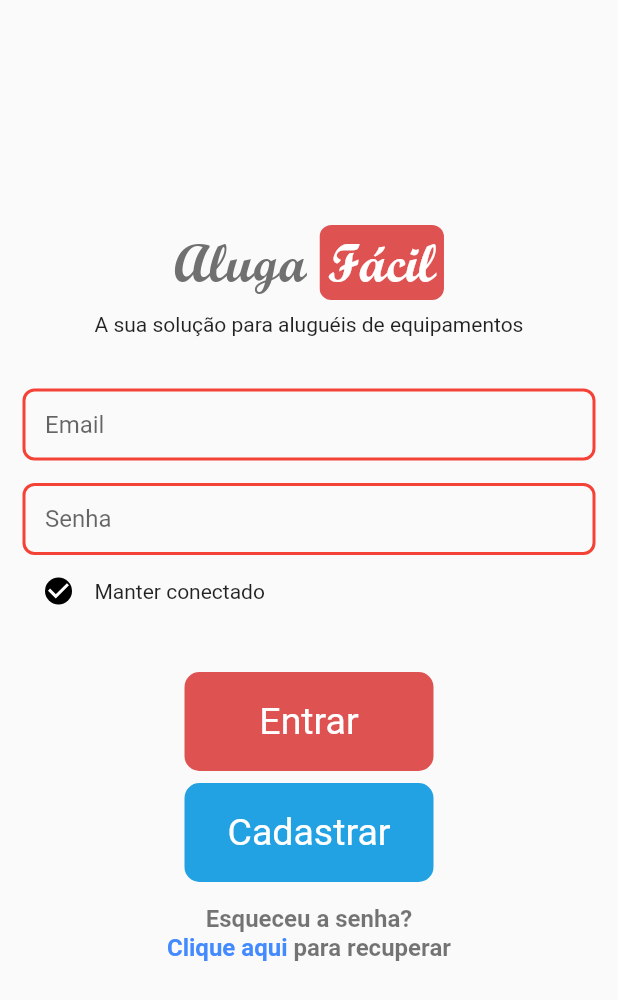
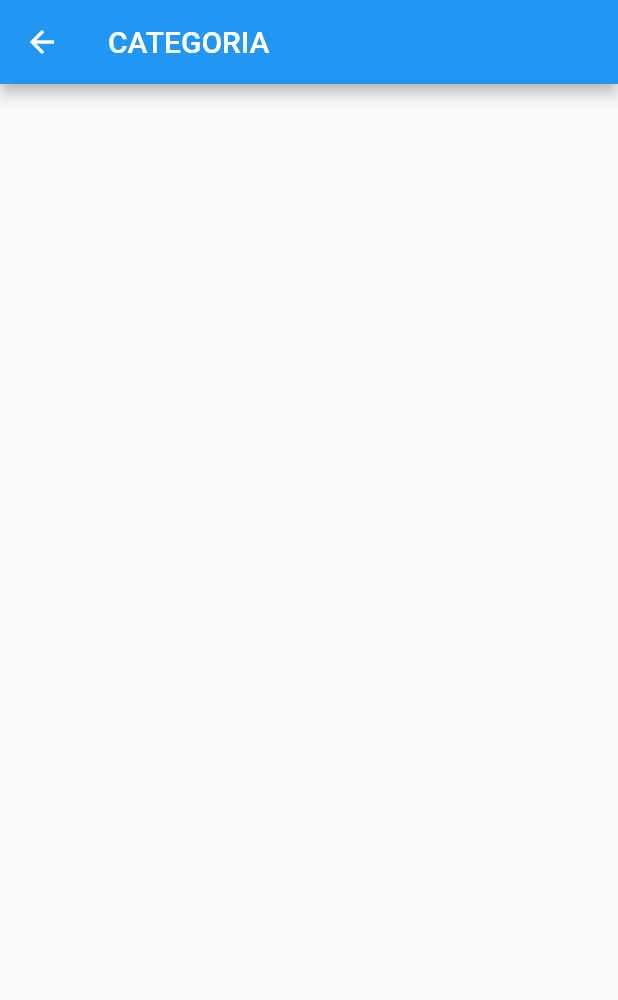
Before and after one commit to BrunoSapalacio/pim5, a Flutter app: the screen it shows after launch, after a tap on "Entrar", on a phone screen of 412 x 824 dp. Shown: the top 1000 px of the screen. Run offline on Flutter 3.47's test engine with Material 2 defaults, Android fonts, the phone set to English and light mode, and no system bars; our stand-ins replace circular_check_box.

Commit message:
home basico

```diff
--- a/lib/main.dart
+++ b/lib/main.dart
@@ -1,4 +1,5 @@
 import 'package:flutter/material.dart';
+import 'package:pim5/views/home.dart';
 import 'package:pim5/views/recover_pass.dart';
 import 'views/login.dart';
 
@@ -19,6 +20,7 @@ class MyApp extends StatelessWidget {
       routes: {
         '/': (context) => Login(),
         '/recover_pass': (context) => RecoverPass(),
+        '/home': (context) => Home(),
       },
     );
   }
--- /dev/null
+++ b/lib/views/home.dart
@@ -0,0 +1,17 @@
+import 'package:flutter/material.dart';
+
+class Home extends StatefulWidget {
+  @override
+  _HomeState createState() => _HomeState();
+}
+
+class _HomeState extends State<Home> {
+  @override
+  Widget build(BuildContext context) {
+    return Scaffold(
+      appBar: AppBar(
+        title: Text('CATEGORIA'),
+      ),
+    );
+  }
+}
--- a/lib/views/login.dart
+++ b/lib/views/login.dart
@@ -99,7 +99,9 @@ class _LoginState extends State<Login> {
               CustomButtom(
                 buttonText: 'Entrar',
                 backgroundColor: Color(0XFFdf5252),
-                function: () {},
+                function: () {
+                  Navigator.pushNamed(context, '/home');
+                },
               ),
               SizedBox(
                 height: 8.0,
```
